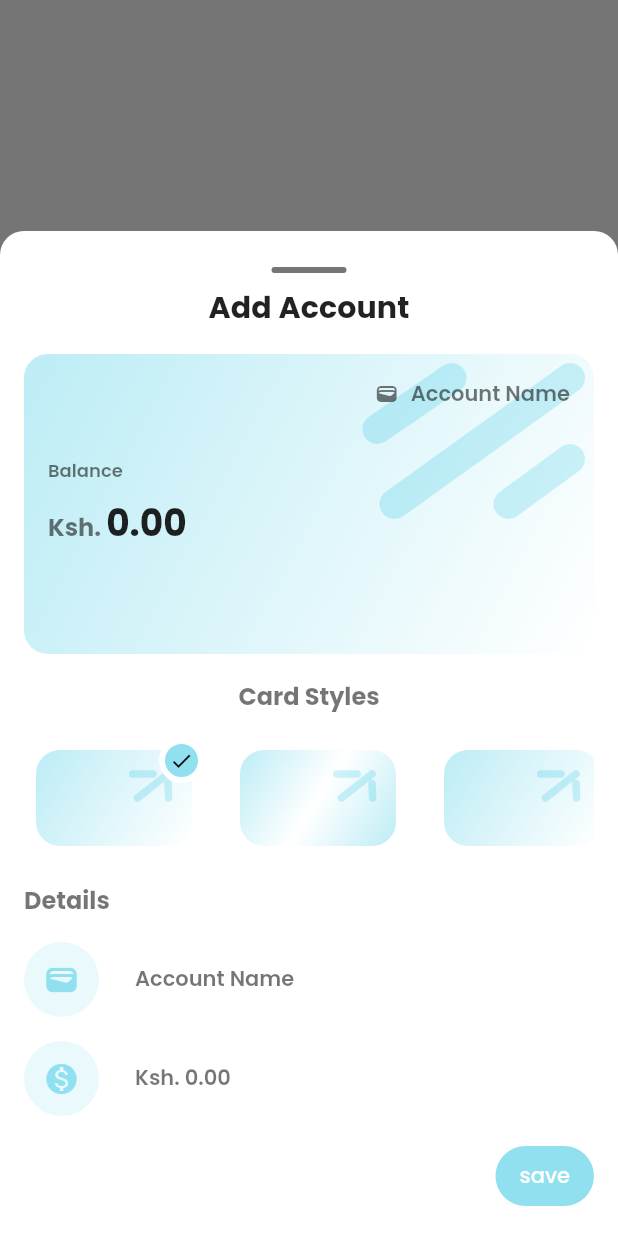
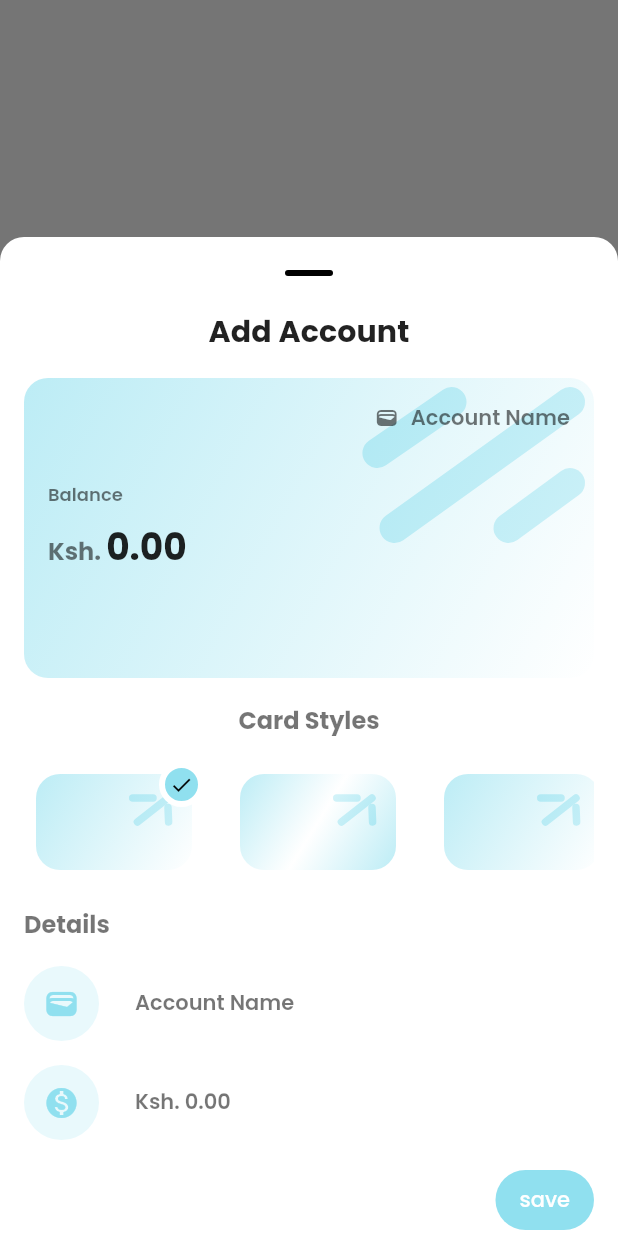
Before and after one commit to KenStarry/Budgetly, a Flutter app: what showAccountsBottomSheet() shows on an empty page, opened directly with empty values, on a phone screen of 412 x 824 dp. Run offline on Flutter 3.47's test engine with Material 2 defaults, Android fonts, the light colour scheme and no system bars; our stand-ins replace flutter_slidable, get, get_it, hive, hive_flutter, lottie and 1 more; missing offline and left inert: dart:ffi; accounts and stored records are empty.

Commit message:
Added home bottom sheet

```diff
--- a/lib/features/feature_main/presentation/components/bottom_sheets/accounts_sheet/accounts_bottom_sheet.dart
+++ b/lib/features/feature_main/presentation/components/bottom_sheets/accounts_sheet/accounts_bottom_sheet.dart
@@ -26,7 +26,7 @@ void showAccountsBottomSheet(
                 children: [
                   Container(
                     width: MediaQuery.of(context).size.width,
-                    padding: const EdgeInsets.all(16),
+                    padding: const EdgeInsets.symmetric(horizontal: 16),
                     decoration: BoxDecoration(
                         color: Theme.of(context).scaffoldBackgroundColor,
                         borderRadius: const BorderRadius.only(
@@ -35,16 +35,6 @@ void showAccountsBottomSheet(
                         )),
                     child: Column(
                       children: [
-                        //  bottom sheet drag icon
-                        Container(
-                          width: 50,
-                          height: 4,
-                          margin: const EdgeInsets.symmetric(vertical: 8),
-                          decoration: BoxDecoration(
-                              borderRadius: BorderRadius.circular(16),
-                              color: Colors.grey.shade600),
-                        ),
-
                         Text(
                           "Add Account",
                           style: Theme.of(context).textTheme.titleSmall,
@@ -181,7 +171,8 @@ void showAccountsBottomSheet(
           ),
       isScrollControlled: true,
       useSafeArea: true,
-      backgroundColor: Colors.transparent,
+      showDragHandle: true,
+      backgroundColor: Theme.of(context).scaffoldBackgroundColor,
       shape: const RoundedRectangleBorder(
           borderRadius: BorderRadius.only(
         topLeft: Radius.circular(16),
--- a/lib/features/feature_main/presentation/main_screen.dart
+++ b/lib/features/feature_main/presentation/main_screen.dart
@@ -3,7 +3,7 @@ import 'package:budgetly/features/feature_categories/presentation/categories_scr
 import 'package:budgetly/features/feature_home/presentation/home_screen.dart';
 import 'package:budgetly/features/feature_main/presentation/components/bottom_sheets/accounts_sheet/accounts_bottom_sheet.dart';
 import 'package:budgetly/features/feature_main/presentation/components/bottom_sheets/categories_bottom_sheet.dart';
-import 'package:budgetly/features/feature_main/presentation/components/bottom_sheets/home_bottom_sheet.dart';
+import 'package:budgetly/features/feature_main/presentation/components/bottom_sheets/home_sheet/home_bottom_sheet.dart';
 import 'package:budgetly/features/feature_main/presentation/components/main_app_bar.dart';
 import 'package:budgetly/features/feature_main/presentation/components/main_bottom_appbar.dart';
 import 'package:budgetly/features/feature_main/presentation/controller/main_controller.dart';
```
Also changed, not shown: lib/features/feature_main/presentation/components/bottom_sheets/home_bottom_sheet.dart (deleted, +0 -8 lines), lib/features/feature_main/presentation/components/bottom_sheets/home_sheet/home_bottom_sheet.dart (added, +60 -0 lines), lib/features/feature_main/presentation/components/bottom_sheets/home_sheet/quick_action_pill.dart (added, +32 -0 lines).
